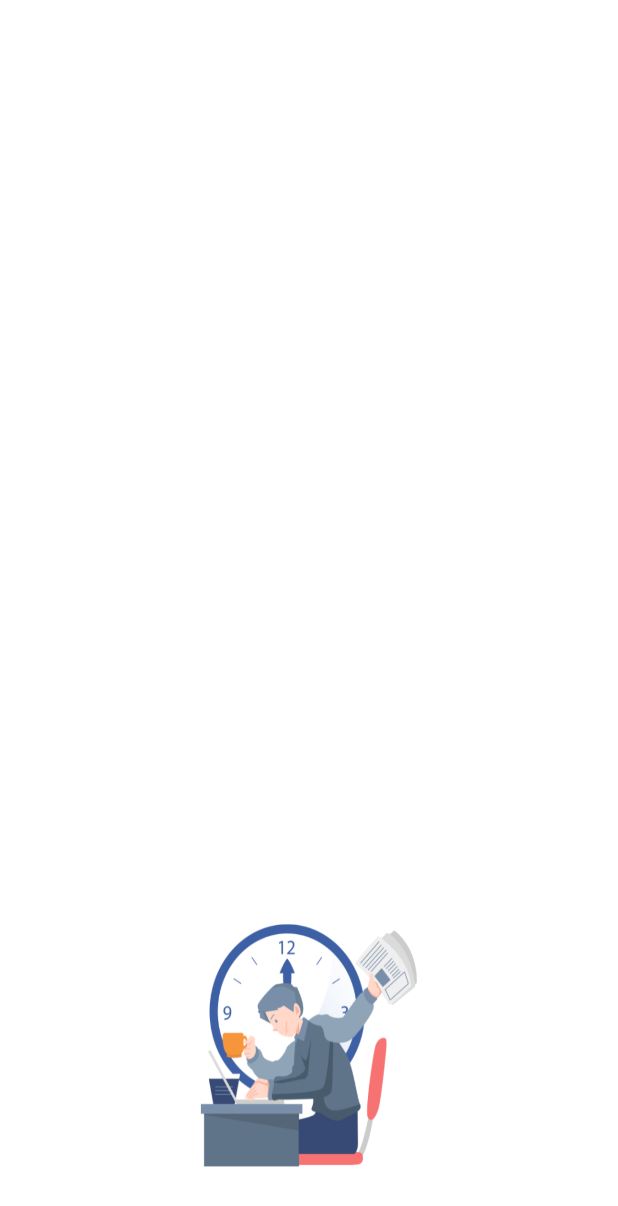
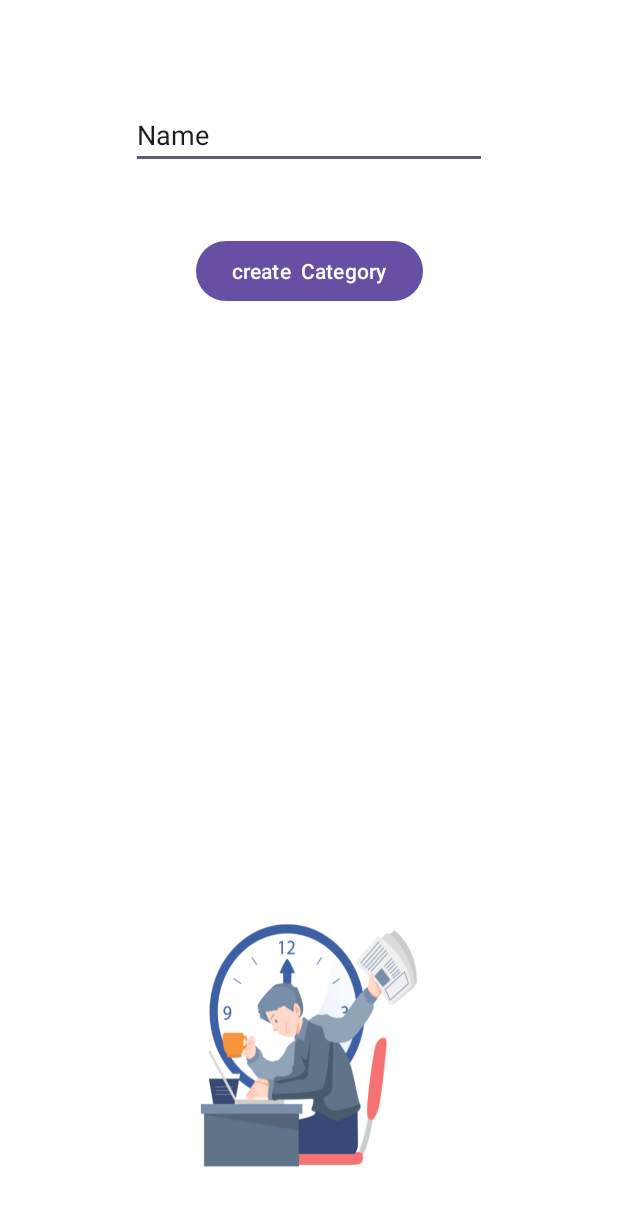
Before and after one commit to TiffanyAmberJacobs/ChronologApp, an Android app: the CategoryPage screen opened directly, with no data from a screen before it, on a phone screen of 412 x 824 dp. Shown: the top 1206 px of the screen. Run offline under Robolectric (Android 15) with nearby library versions, the phone set to English and light mode, and no system bars.

Commit message:
made the category page

```diff
--- a/app/src/main/java/com/example/chronologapp/Category.kt
+++ b/app/src/main/java/com/example/chronologapp/Category.kt
@@ -2,4 +2,4 @@ package com.example.chronologapp
 
 import java.time.LocalTime
 
-class Category (val name:String,totalTime:LocalTime)
+class Category (val name:String,totalTime:Int)
--- a/app/src/main/java/com/example/chronologapp/CategoryPage.kt
+++ b/app/src/main/java/com/example/chronologapp/CategoryPage.kt
@@ -1,12 +1,25 @@
 package com.example.chronologapp
 
 import android.os.Bundle
+import android.view.LayoutInflater
+import android.view.ViewGroup
+import android.widget.Button
+import android.widget.EditText
+import android.widget.LinearLayout
+import android.widget.ScrollView
+import android.widget.TextView
 import androidx.activity.enableEdgeToEdge
 import androidx.appcompat.app.AppCompatActivity
 import androidx.core.view.ViewCompat
 import androidx.core.view.WindowInsetsCompat
 
 class CategoryPage : AppCompatActivity() {
+
+    private lateinit var scrollView: ScrollView
+    private lateinit var categoryContainer: LinearLayout
+    private lateinit var categoryNameInput: EditText
+    private lateinit var addCategoryButton: Button
+
         override fun onCreate(savedInstanceState: Bundle?) {
             super.onCreate(savedInstanceState)
             enableEdgeToEdge()
@@ -16,5 +29,26 @@ class CategoryPage : AppCompatActivity() {
                 v.setPadding(systemBars.left, systemBars.top, systemBars.right, systemBars.bottom)
                 insets
             }
+
+            scrollView = findViewById(R.id.scrollView)
+            categoryContainer = findViewById(R.id.categoryContainer)
+            categoryNameInput = findViewById(R.id.txtCatName)
+            addCategoryButton = findViewById(R.id.btnCreatecat)
+
+            addCategoryButton.setOnClickListener {
+                val categoryName = categoryNameInput.text.toString()
+                if (categoryName.isNotEmpty()) {
+                    addCategory(categoryName)
+                    categoryNameInput.text.clear() // Clear the input field
                 }
             }
+        }
+
+        private fun addCategory(name: String) {
+            val categoryView = TextView(this).apply {
+                text = name
+                // Set other properties like textSize, textColor, etc.
+            }
+            categoryContainer.addView(categoryView)
+        }
+    }
--- a/app/src/main/res/layout/activity_category_page.xml
+++ b/app/src/main/res/layout/activity_category_page.xml
@@ -1,5 +1,5 @@
 <?xml version="1.0" encoding="utf-8"?>
-<LinearLayout xmlns:android="http://schemas.android.com/apk/res/android"
+<androidx.constraintlayout.widget.ConstraintLayout xmlns:android="http://schemas.android.com/apk/res/android"
     xmlns:app="http://schemas.android.com/apk/res-auto"
     xmlns:tools="http://schemas.android.com/tools"
     android:id="@+id/main"
@@ -7,16 +7,6 @@
     android:layout_height="match_parent"
     android:background="@drawable/background_image"
     tools:context=".CategoryPage">
-
-    <com.google.android.material.textfield.TextInputEditText
-        android:id="@+id/textInputEditText2"
-        android:layout_width="0dp"
-        android:layout_height="wrap_content"
-        android:layout_marginTop="143dp"
-        android:hint="Name of category"
-        app:layout_constraintEnd_toEndOf="parent"
-        app:layout_constraintStart_toStartOf="parent"
-        app:layout_constraintTop_toTopOf="parent" />
 
     <RelativeLayout
         android:id="@+id/textView9"
@@ -29,6 +19,50 @@
         app:layout_constraintStart_toStartOf="parent"
         app:layout_constraintTop_toTopOf="parent" />
 
+    <EditText
+        android:id="@+id/txtCatName"
+        android:layout_width="237dp"
+        android:layout_height="wrap_content"
+        android:layout_marginTop="67dp"
+        android:layout_marginBottom="44dp"
+        android:layout_weight="1"
+        android:ems="10"
+        android:inputType="text"
+        android:text="Name"
+        app:layout_constraintBottom_toTopOf="@+id/btnCreatecat"
+        app:layout_constraintEnd_toStartOf="@+id/textView9"
+        app:layout_constraintStart_toStartOf="@+id/textView9"
+        app:layout_constraintTop_toTopOf="parent" />
+
+    <Button
+        android:id="@+id/btnCreatecat"
+        android:layout_width="wrap_content"
+        android:layout_height="wrap_content"
+        android:layout_marginBottom="49dp"
+        android:text="create  Category"
+        app:layout_constraintBottom_toTopOf="@+id/scrollView"
+        app:layout_constraintEnd_toEndOf="parent"
+        app:layout_constraintStart_toStartOf="parent"
+        app:layout_constraintTop_toBottomOf="@+id/txtCatName" />
+
+    <ScrollView
+        android:id="@+id/scrollView"
+        android:layout_width="0dp"
+        android:layout_height="0dp"
+        android:layout_marginStart="48dp"
+        android:layout_marginEnd="48dp"
+        android:layout_marginBottom="209dp"
+        app:layout_constraintBottom_toBottomOf="parent"
+        app:layout_constraintEnd_toEndOf="parent"
+        app:layout_constraintStart_toStartOf="parent"
+        app:layout_constraintTop_toBottomOf="@+id/btnCreatecat">
+
+        <LinearLayout
+            android:id="@+id/categoryContainer"
+            android:layout_width="match_parent"
+            android:layout_height="wrap_content"
+            android:orientation="vertical" />
+    </ScrollView>
 
 
-</LinearLayout>
+</androidx.constraintlayout.widget.ConstraintLayout>
```
Lines whose indentation alone changed are shown as unchanged.
